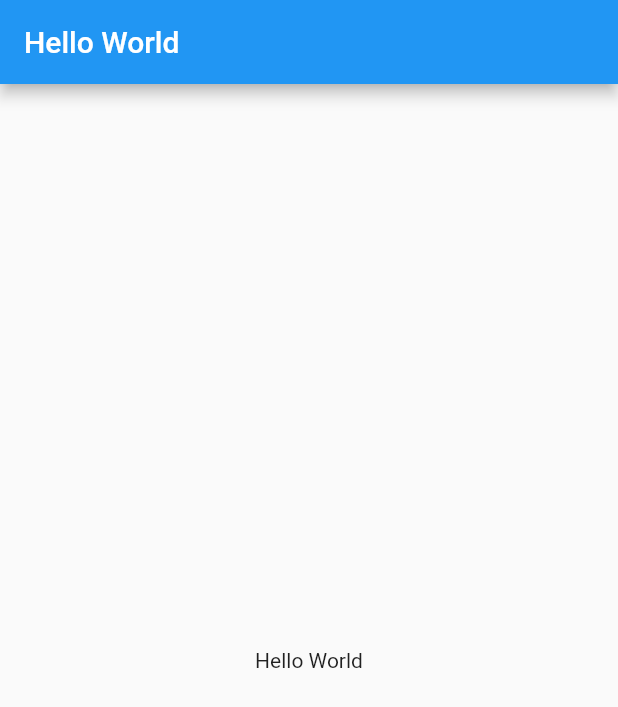
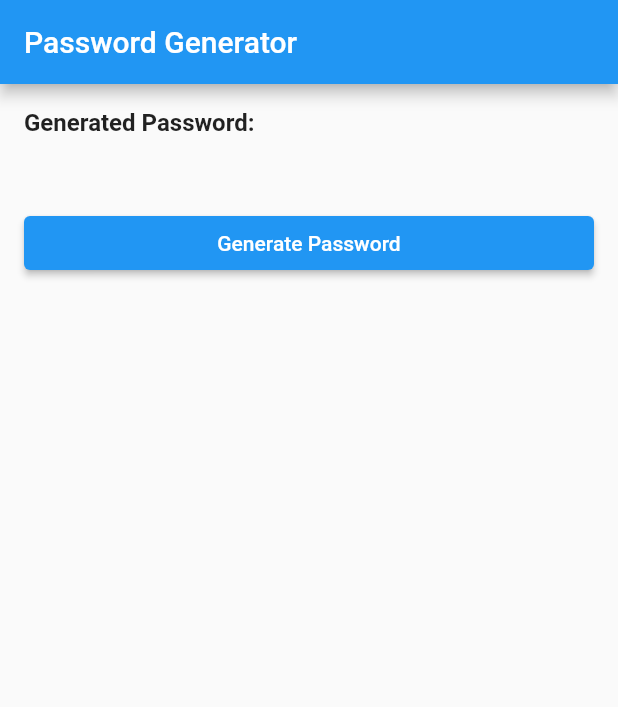
Before and after one commit to Masaya1582/Flutter_Playground, a Flutter app: the screen it shows after launch, on a phone screen of 412 x 824 dp. Shown: the top 707 px of the screen. Run offline on Flutter 3.47's test engine with Material 2 defaults, Android fonts, the phone set to English and light mode, and no system bars.

Commit message:
パスワード作成アプリ(Generate Password App)

```diff
--- a/lib/main.dart
+++ b/lib/main.dart
@@ -1,32 +1,78 @@
+import 'dart:math';
+
 import 'package:flutter/material.dart';
 
 void main() {
-  runApp(MyApp());
+  runApp(PasswordGeneratorApp());
 }
 
-class MyApp extends StatelessWidget {
+class PasswordGeneratorApp extends StatelessWidget {
   @override
   Widget build(BuildContext context) {
     return MaterialApp(
-      title: 'Flutter Demo',
-      home: const MyHomePage(title: 'Hello World'),
+      title: 'Password Generator',
+      theme: ThemeData(primarySwatch: Colors.blue),
+      home: PasswordGeneratorScreen(),
     );
   }
 }
 
-class MyHomePage extends StatelessWidget {
-  const MyHomePage({Key? key, required this.title}) : super(key: key);
+class PasswordGeneratorScreen extends StatefulWidget {
+  @override
+  _PasswordGeneratorScreenState createState() =>
+      _PasswordGeneratorScreenState();
+}
 
-  final String title;
+class _PasswordGeneratorScreenState extends State<PasswordGeneratorScreen> {
+  String _generatedPassword = '';
+
+  void _generatePassword(
+      int length, bool useUppercase, bool useNumbers, bool useSpecial) {
+    final String lowercaseChars = 'abcdefghijklmnopqrstuvwxyz';
+    final String uppercaseChars = 'ABCDEFGHIJKLMNOPQRSTUVWXYZ';
+    final String numberChars = '0123456789';
+    final String specialChars = '!@#\$%^&*()_+';
+
+    String allChars = lowercaseChars;
+    if (useUppercase) allChars += uppercaseChars;
+    if (useNumbers) allChars += numberChars;
+    if (useSpecial) allChars += specialChars;
+
+    final Random random = Random();
+    final StringBuffer password = StringBuffer();
+
+    for (int i = 0; i < length; i++) {
+      password.write(allChars[random.nextInt(allChars.length)]);
+    }
+
+    setState(() {
+      _generatedPassword = password.toString();
+    });
+  }
 
   @override
   Widget build(BuildContext context) {
     return Scaffold(
-      appBar: AppBar(
-        title: Text(title),
-      ),
-      body: Center(
-        child: Text('Hello World'),
+      appBar: AppBar(title: Text('Password Generator')),
+      body: Padding(
+        padding: EdgeInsets.all(16.0),
+        child: Column(
+          crossAxisAlignment: CrossAxisAlignment.stretch,
+          children: [
+            Text('Generated Password:',
+                style: TextStyle(fontSize: 16, fontWeight: FontWeight.bold)),
+            SizedBox(height: 8),
+            SelectableText(_generatedPassword, style: TextStyle(fontSize: 20)),
+            SizedBox(height: 16),
+            ElevatedButton(
+              onPressed: () {
+                _generatePassword(
+                    12, true, true, true); // Default length and options
+              },
+              child: Text('Generate Password'),
+            ),
+          ],
+        ),
       ),
     );
   }
```
